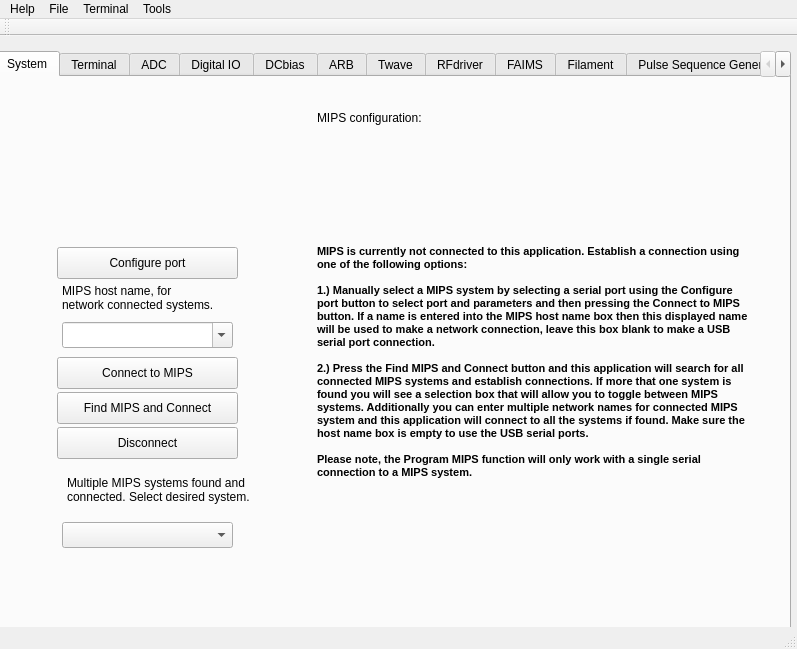
This is mips.ui in MOBILionSystems/MIPS-app-MOBILion as Qt 5 draws it before an edit. The edited form follows.
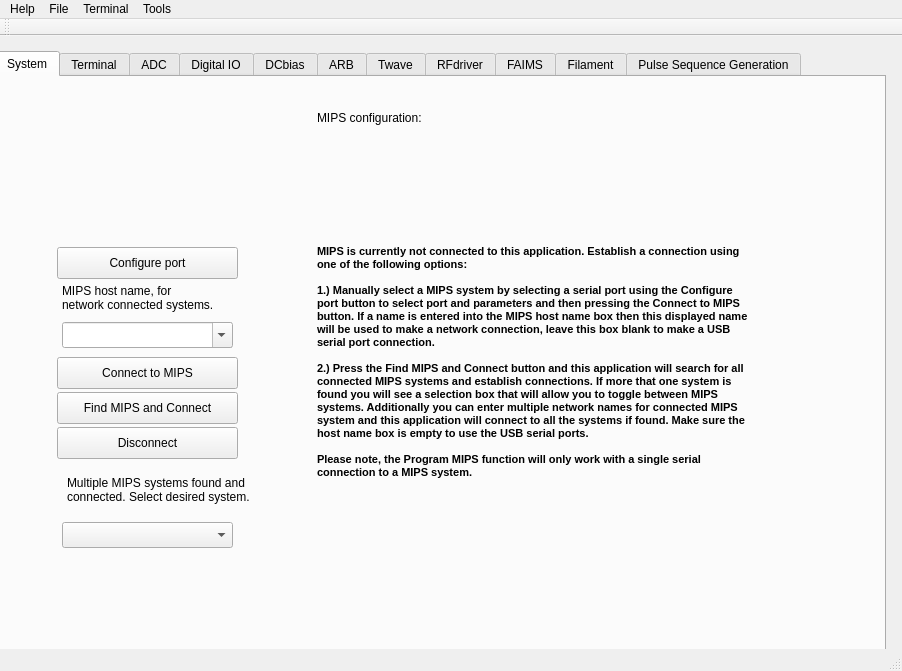
This is the edited form. Icons and pictures are not drawn. Custom widgets are drawn as their Qt base class.

Commit message: fixed autotrend tab

Diff of the .ui file:
```diff
--- a/mips.ui
+++ b/mips.ui
@@ -6,8 +6,8 @@
    <rect>
     <x>0</x>
     <y>0</y>
-    <width>797</width>
-    <height>649</height>
+    <width>902</width>
+    <height>671</height>
    </rect>
   </property>
   <property name="windowTitle">
@@ -19,8 +19,8 @@
      <rect>
       <x>-5</x>
       <y>15</y>
-      <width>796</width>
-      <height>586</height>
+      <width>891</width>
+      <height>611</height>
      </rect>
     </property>
     <property name="tabShape">
@@ -8221,8 +8221,8 @@
     <rect>
      <x>0</x>
      <y>0</y>
-     <width>797</width>
-     <height>22</height>
+     <width>902</width>
+     <height>21</height>
     </rect>
    </property>
    <widget class="QMenu" name="menuAbout">
```
Left out of the diff: 2 changed lines with no effect on the pictures. The commit also changes 3 other files.
